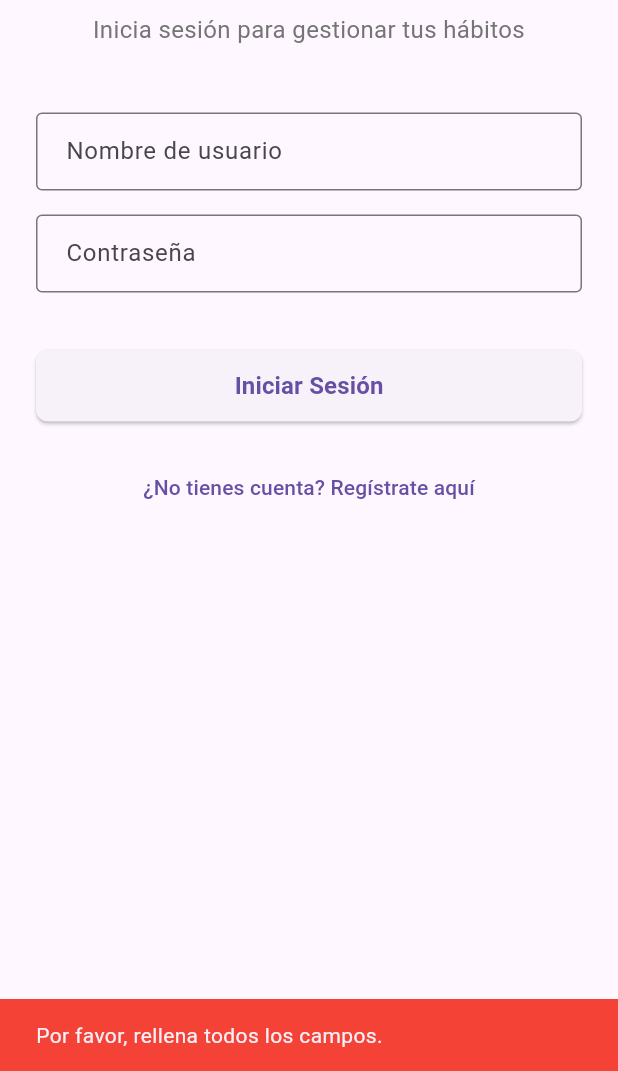
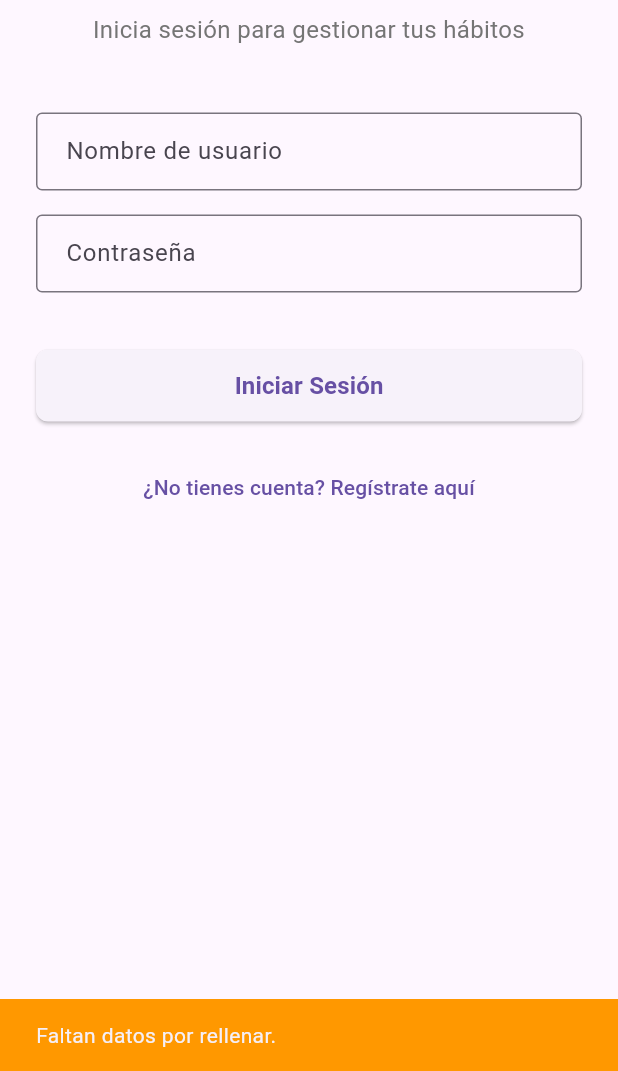
Before and after one commit to rougipb/acdades_project, a Flutter app: the screen it shows after launch, after a tap on "Iniciar Sesión", on a phone screen of 412 x 824 dp, the part 165-1236 px from its top. Run offline on Flutter 3.47's test engine with Material 3 defaults, Android fonts, the phone set to English and light mode, and no system bars; our stand-ins replace shared_preferences.

Commit message:
gestor inicio sesison

```diff
--- a/lib/screens/bienvenida_screen.dart
+++ b/lib/screens/bienvenida_screen.dart
@@ -21,26 +21,58 @@ class _BienvenidaScreenState extends State<BienvenidaScreen> {
     final usuarioIngresado = _usuarioCtrl.text.trim();
     final passwordIngresada = _passwordCtrl.text.trim();
 
+    // 1. Validar que los campos no estén vacíos
     if (usuarioIngresado.isEmpty || passwordIngresada.isEmpty) {
       ScaffoldMessenger.of(context).showSnackBar(
         const SnackBar(
-          content: Text('Por favor, rellena todos los campos.'),
+          content: Text('Faltan datos por rellenar.'),
+          backgroundColor: Colors.orange,
+        ),
+      );
+      return;
+    }
+
+    // 2. Obtener datos guardados en SharedPreferences
+    final usuarioGuardado = await PreferenciasService.getNombreUsuario();
+    final passwordGuardada = await PreferenciasService.getPasswordUsuario();
+
+    // 3. Casos especiales para el Administrador genérico (si entra directo como admin)
+    if (usuarioIngresado.toLowerCase() == 'admin' && passwordIngresada == 'admin123') {
+      await PreferenciasService.setNombreUsuario('admin');
+      await PreferenciasService.setEsAdmin(true);
+
+      if (!mounted) return;
+      Navigator.pushReplacement(
+        context,
+        MaterialPageRoute(builder: (_) => const HomeScreen()),
+      );
+      return;
+    }
+
+    // 4. Si no hay ningún usuario registrado en la base de datos local
+    if (usuarioGuardado == null || usuarioGuardado.isEmpty) {
+      ScaffoldMessenger.of(context).showSnackBar(
+        const SnackBar(
+          content: Text('No existe ninguna cuenta registrada. Regístrate primero.'),
           backgroundColor: Colors.red,
         ),
       );
       return;
     }
 
-    // Identificar si es cuenta de administrador
-    final esAdmin = (usuarioIngresado.toLowerCase() == 'admin' && passwordIngresada == 'admin123');
+    // 5. Comprobar si las credenciales coinciden con las registradas
+    if (usuarioIngresado != usuarioGuardado || passwordIngresada != passwordGuardada) {
+      ScaffoldMessenger.of(context).showSnackBar(
+        const SnackBar(
+          content: Text('Usuario o contraseña incorrectos.'),
+          backgroundColor: Colors.red,
+        ),
+      );
+      return;
+    }
 
-    // Guardar usuario y rol en SharedPreferences
-    await PreferenciasService.setNombreUsuario(usuarioIngresado);
-    await PreferenciasService.setEsAdmin(esAdmin);
-
+    // Si todo es correcto, permite entrar
     if (!mounted) return;
-
-    // Navegar a la pantalla principal
     Navigator.pushReplacement(
       context,
       MaterialPageRoute(builder: (_) => const HomeScreen()),
```
Also changed, not shown: lib/screens/registro_screen.dart (+5 -5 lines), lib/services/preferencias_service.dart (+10 -0 lines).
